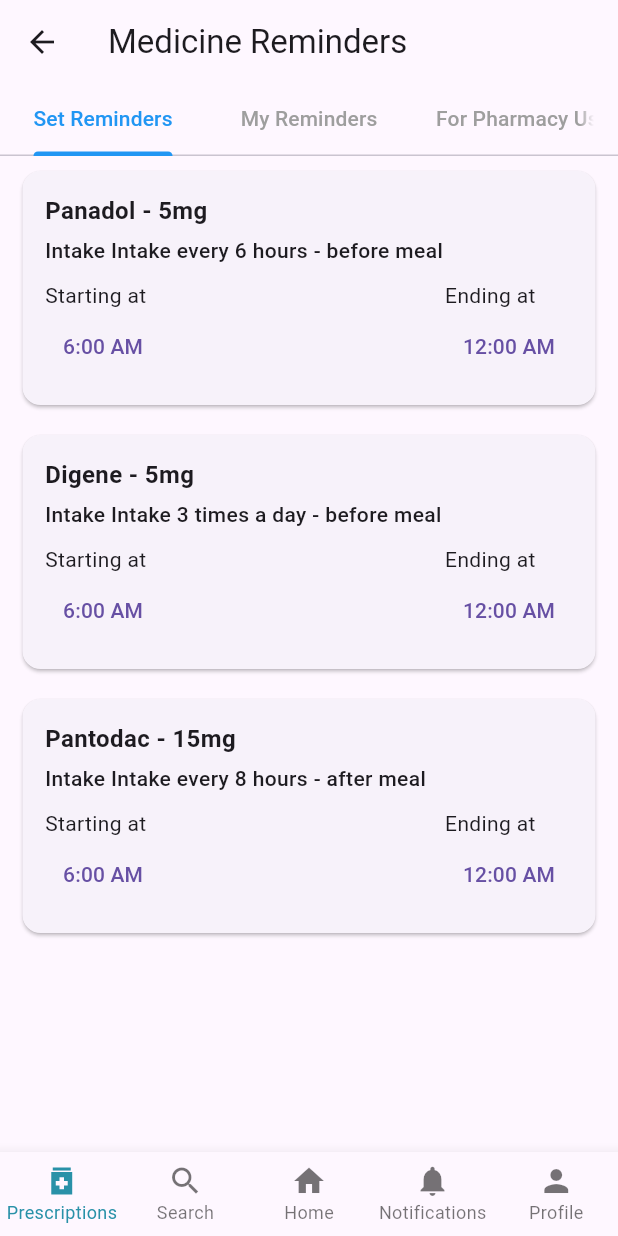
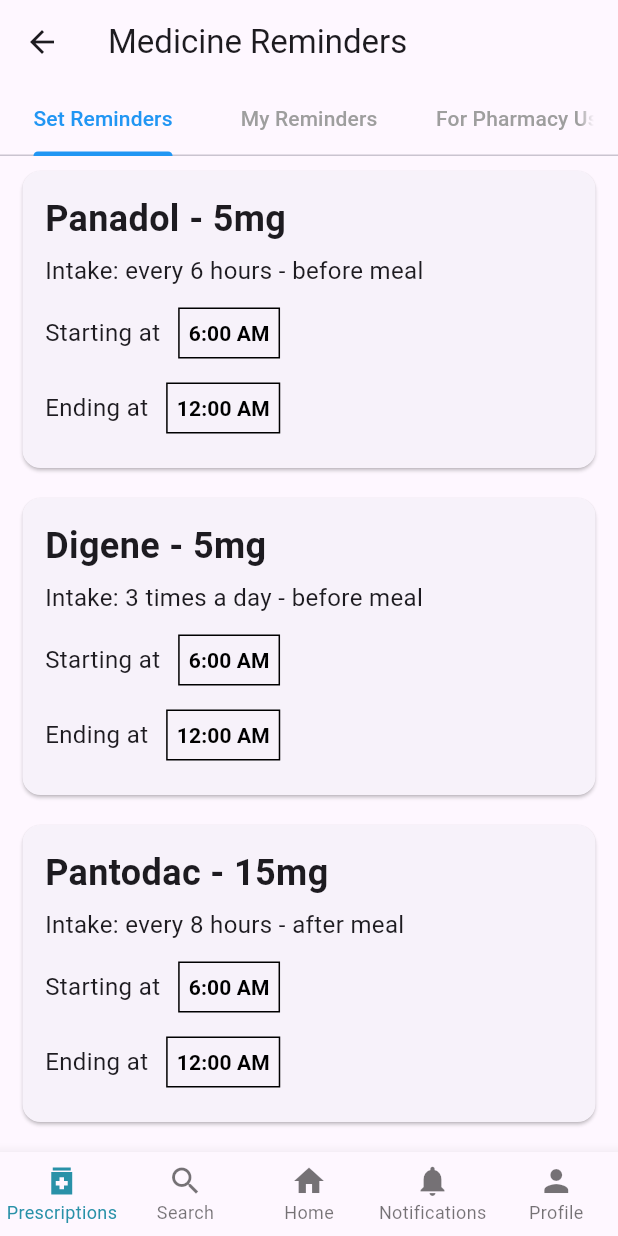
Before and after one commit to Madushansuriyabandara/Mediconnect, a Flutter app: the Reminders screen opened directly, on a phone screen of 412 x 824 dp. Run offline on Flutter 3.47's test engine with Material 3 defaults, Android fonts, the phone set to English and light mode, and no system bars; our stand-ins replace qr_flutter; missing offline and left inert: flutter_pdfview, mobile_device_identifier.

Commit message:
Reminders Page

```diff
--- a/lib/screens/patientScreens/homeScreen/prescription_report/reminders.dart
+++ b/lib/screens/patientScreens/homeScreen/prescription_report/reminders.dart
@@ -48,26 +48,26 @@ class Reminders extends StatelessWidget {
 
 class SetRemindersPage extends StatefulWidget {
   @override
-  _SetRemindersPageState createState() => _SetRemindersPageState();
+  State<SetRemindersPage> createState() => _SetRemindersPageState();
 }
 
 class _SetRemindersPageState extends State<SetRemindersPage> {
   final List<Map<String, dynamic>> reminders = [
     {
       'medicine': 'Panadol - 5mg',
-      'intake': 'Intake every 6 hours - before meal',
+      'intake': 'Intake: every 6 hours - before meal',
       'startTime': TimeOfDay(hour: 6, minute: 0),
       'endTime': TimeOfDay(hour: 0, minute: 0),
     },
     {
       'medicine': 'Digene - 5mg',
-      'intake': 'Intake 3 times a day - before meal',
+      'intake': 'Intake: 3 times a day - before meal',
       'startTime': TimeOfDay(hour: 6, minute: 0),
       'endTime': TimeOfDay(hour: 0, minute: 0),
     },
     {
       'medicine': 'Pantodac - 15mg',
-      'intake': 'Intake every 8 hours - after meal',
+      'intake': 'Intake: every 8 hours - after meal',
       'startTime': TimeOfDay(hour: 6, minute: 0),
       'endTime': TimeOfDay(hour: 0, minute: 0),
     },
@@ -80,7 +80,17 @@ class _SetRemindersPageState extends State<SetRemindersPage> {
       initialTime: timeType == 'startTime'
           ? reminders[index]['startTime']
           : reminders[index]['endTime'],
+      builder: (BuildContext context, Widget? child) {
+        return Theme(
+          data: ThemeData.light().copyWith(
+            colorScheme:
+                ColorScheme.light(primary: Color.fromARGB(255, 96, 142, 180)),
+          ),
+          child: child!,
         );
+      },
+    );
+
     if (picked != null) {
       setState(() {
         if (timeType == 'startTime') {
@@ -93,8 +103,6 @@ class _SetRemindersPageState extends State<SetRemindersPage> {
   }
 
   String formatTimeOfDay(TimeOfDay time) {
-    final now = DateTime.now();
-    final dt = DateTime(now.year, now.month, now.day, time.hour, time.minute);
     final format = MaterialLocalizations.of(context).formatTimeOfDay(time);
     return format;
   }
@@ -108,59 +116,76 @@ class _SetRemindersPageState extends State<SetRemindersPage> {
           return Card(
             margin: const EdgeInsets.symmetric(vertical: 10, horizontal: 15),
             child: Padding(
-            padding: const EdgeInsets.all(15),
+              padding: const EdgeInsets.all(15.0),
               child: Column(
                 crossAxisAlignment: CrossAxisAlignment.start,
                 children: [
                   Text(
                     '${reminder['medicine']}',
                     style: const TextStyle(
-                    fontSize: 16,
-                    fontWeight: FontWeight.bold,
+                        fontSize: 24, fontWeight: FontWeight.bold),
                   ),
+                  const SizedBox(
+                    height: 6,
                   ),
-                const SizedBox(height: 5),
                   Text(
-                  'Intake ${reminder['intake']}',
-                  style: const TextStyle(
-                    fontSize: 14,
-                    fontWeight: FontWeight.w500,
+                    '${reminder["intake"]}',
+                    style:
+                        TextStyle(fontSize: 16, fontWeight: FontWeight.normal),
                   ),
+                  const SizedBox(
+                    height: 5,
                   ),
-                const SizedBox(height: 10),
                   Row(
-                  mainAxisAlignment: MainAxisAlignment.spaceBetween,
                     children: [
-                    Column(
-                      crossAxisAlignment: CrossAxisAlignment.start,
-                      children: [
-                        const Text('Starting at'),
+                      const Text(
+                        "Starting at",
+                        style: TextStyle(
+                            fontSize: 16, fontWeight: FontWeight.normal),
+                      ),
                       TextButton(
                         onPressed: () =>
                             _selectTime(context, index, 'startTime'),
-                          child: Text(formatTimeOfDay(reminder['startTime'])),
-                        ),
+                        child: Container(
+                            padding: EdgeInsets.all(6),
+                            decoration: BoxDecoration(
+                                border: Border.all(color: Colors.black)),
+                            child: Text(
+                              formatTimeOfDay(reminder['startTime']),
+                              style: const TextStyle(
+                                  color: Colors.black,
+                                  fontWeight: FontWeight.bold),
+                            )),
+                      )
                     ],
                   ),
-                    Column(
-                      crossAxisAlignment: CrossAxisAlignment.start,
+                  Row(
                     children: [
-                        const Text('Ending at'),
+                      const Text(
+                        "Ending at",
+                        style: TextStyle(
+                            fontSize: 16, fontWeight: FontWeight.normal),
+                      ),
                       TextButton(
-                          onPressed: () =>
-                              _selectTime(context, index, 'endTime'),
-                          child: Text(formatTimeOfDay(reminder['endTime'])),
-                        ),
+                        onPressed: () => _selectTime(context, index, 'endTime'),
+                        child: Container(
+                            padding: EdgeInsets.all(6),
+                            decoration: BoxDecoration(
+                                border: Border.all(color: Colors.black)),
+                            child: Text(
+                              formatTimeOfDay(reminder['endTime']),
+                              style: const TextStyle(
+                                  color: Colors.black,
+                                  fontWeight: FontWeight.bold),
+                            )),
+                      )
                     ],
-                    ),
-                  ],
-                ),
+                  )
                 ],
               ),
             ),
           );
-      },
-    );
+        });
   }
 }
 
--- a/lib/screens/patientScreens/homeScreen/profile.dart
+++ b/lib/screens/patientScreens/homeScreen/profile.dart
@@ -1,5 +1,6 @@
 import 'package:flutter/material.dart';
 import 'package:mediconnect/screens/startScreens/login.dart';
+import 'package:mediconnect/themes/bottomNavBar/patientBottomNavBar.dart';
 
 class Profile extends StatelessWidget {
   const Profile({super.key});
@@ -239,6 +240,13 @@ class Profile extends StatelessWidget {
           ),
         ),
       ),
+      bottomNavigationBar: PatientBottomNavBar(
+        currentIndex: 4, // Index for the 'Search' tab
+        onTap: (index) {
+          // Implement onTap callback functionality here
+          // The switch-case in the PatientBottomNavBar will handle the navigation
+        },
+      ),
     );
   }
 }
```
Lines whose indentation alone changed are shown as unchanged.
